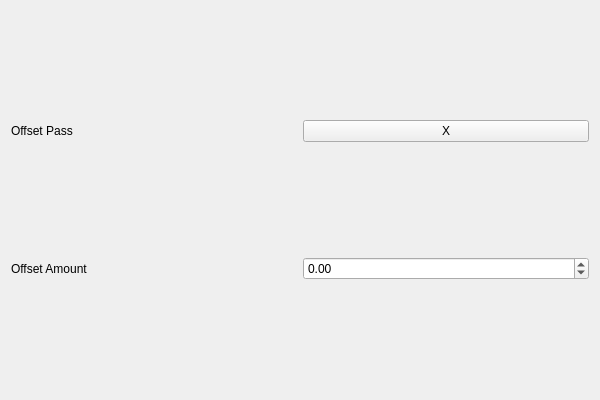
Before: the Qt Designer form ProcGen/Widgets/Passes/Offset/OffsetPass.ui in nitzryan/ProcGen, drawn with Qt 5.
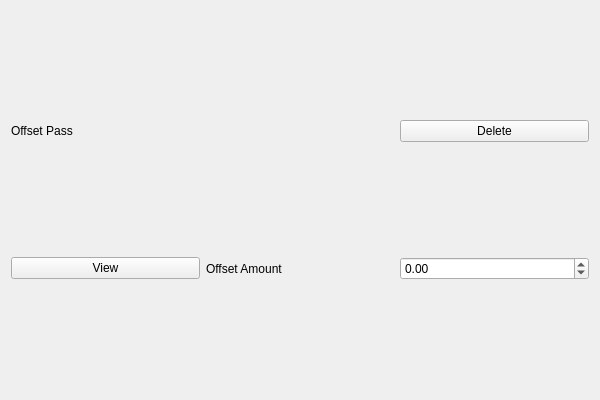
After: the same form once the commit is applied.

```diff
--- a/ProcGen/Widgets/Passes/Offset/OffsetPass.ui
+++ b/ProcGen/Widgets/Passes/Offset/OffsetPass.ui
@@ -14,6 +14,16 @@
    <string>OffsetPass</string>
   </property>
   <layout class="QGridLayout" name="gridLayout">
+   <item row="2" column="2">
+    <widget class="QDoubleSpinBox" name="dsbOffset">
+     <property name="minimum">
+      <double>-99999999.000000000000000</double>
+     </property>
+     <property name="maximum">
+      <double>99999999.000000000000000</double>
+     </property>
+    </widget>
+   </item>
    <item row="0" column="0">
     <widget class="QLabel" name="label">
      <property name="text">
@@ -21,27 +31,24 @@
      </property>
     </widget>
    </item>
-   <item row="0" column="1">
+   <item row="0" column="2">
     <widget class="QPushButton" name="pbDelete">
      <property name="text">
-      <string>X</string>
+      <string>Delete</string>
      </property>
     </widget>
    </item>
-   <item row="1" column="0">
+   <item row="2" column="1">
     <widget class="QLabel" name="label_2">
      <property name="text">
       <string>Offset Amount</string>
      </property>
     </widget>
    </item>
-   <item row="1" column="1">
-    <widget class="QDoubleSpinBox" name="dsbOffset">
-     <property name="minimum">
-      <double>-99999999.000000000000000</double>
-     </property>
-     <property name="maximum">
-      <double>99999999.000000000000000</double>
+   <item row="2" column="0">
+    <widget class="QPushButton" name="pbView">
+     <property name="text">
+      <string>View</string>
      </property>
     </widget>
    </item>
```
